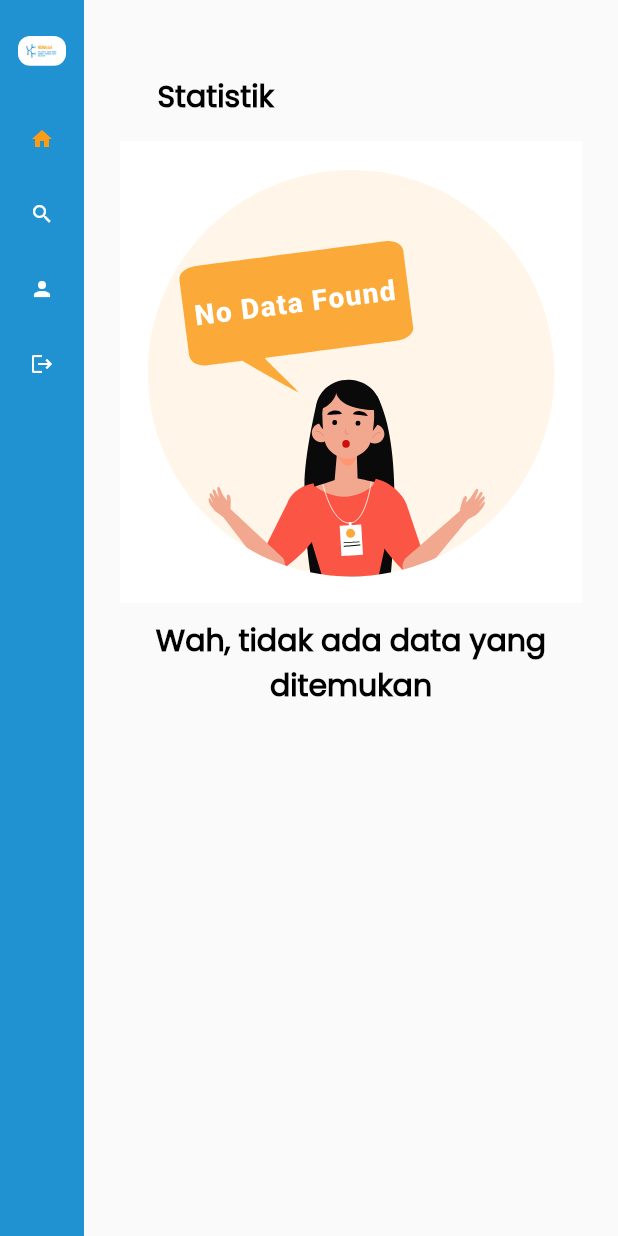
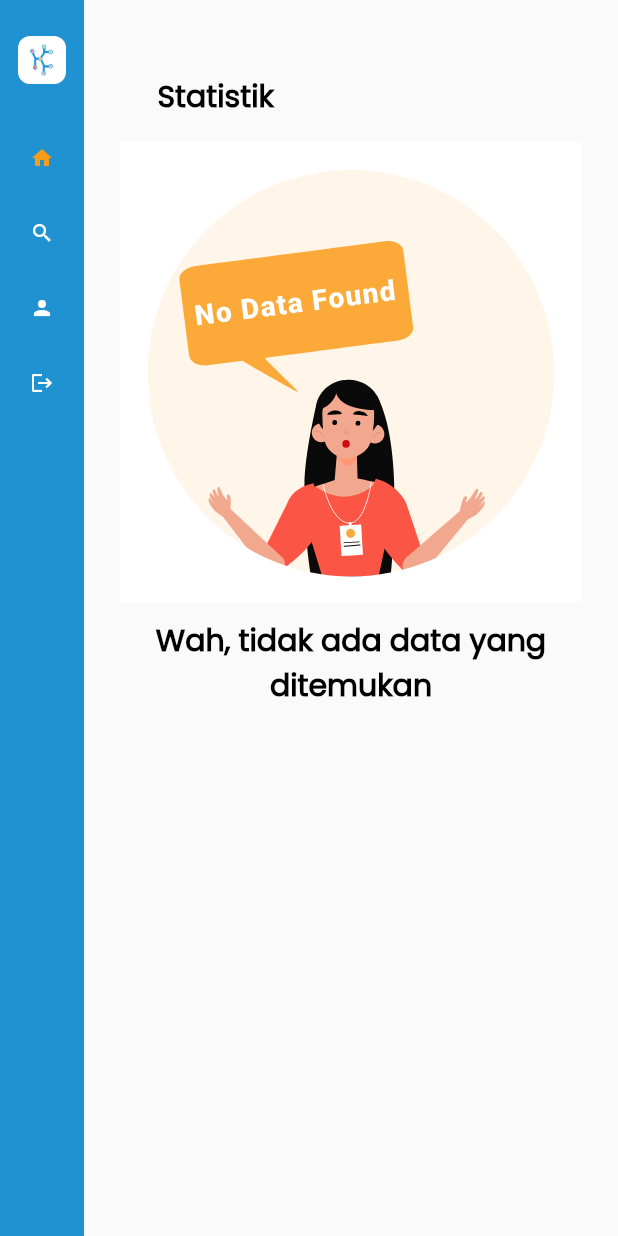
Before and after one commit to aldisaepurahman/rongga, a Flutter app: the MainLayout screen opened directly with empty values, after a tap on the "home" icon, on a phone screen of 412 x 824 dp. Run offline on Flutter 3.47's test engine with Material 2 defaults, Android fonts, the phone set to English and light mode, and no system bars; our stand-ins replace bloc, charts_flutter, dio, equatable, file_picker, flutter_bloc and 4 more; missing offline and left inert: flutter_excel; accounts and stored records are empty; statements that could not run were skipped; project files that could hold a hidden picture were left out.

Commit message:
finalizing sidebar icon

```diff
--- a/lib/ui/components/navigation/sidebar.dart
+++ b/lib/ui/components/navigation/sidebar.dart
@@ -34,7 +34,7 @@ class _SidebarCustom extends State<SidebarCustom> {
                 borderRadius: BorderRadius.circular(8), color: white),
             padding: const EdgeInsets.all(5),
             child: Center(
-              child: Image.asset("assets/images/rongga-logo-blue.png")
+              child: Image.asset(_showMobile ? "assets/images/rongga-logo-icon-no-background.png" : "assets/images/rongga-logo-blue.png")
             ),
           ),
           const SizedBox(height: 24),
```
